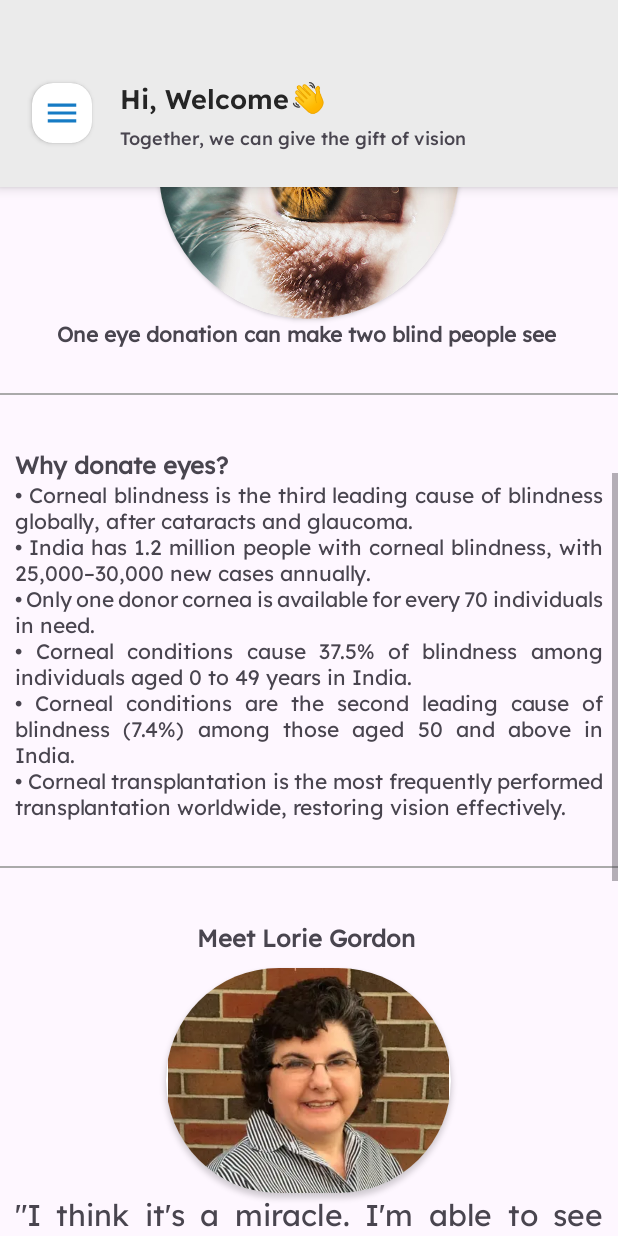
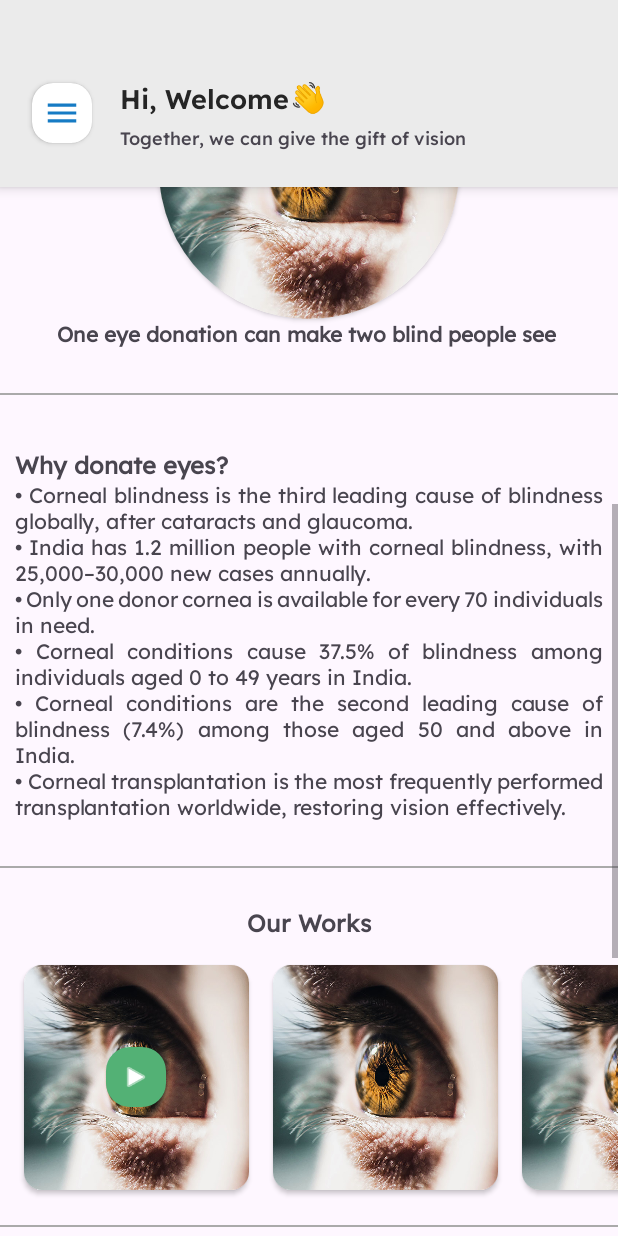
Before and after one commit to iAmAjayTeli/DEEP, an Android app: the screen it shows after launch once a user with an empty profile is signed in (MainActivity), scrolled down 489 dp, on a phone screen of 412 x 824 dp. Run offline under Robolectric (Android 15) with nearby library versions, the phone set to English and light mode, and no system bars; our stand-ins replace Firebase (no records; nobody signed in at launch, a user with empty details on screens opened directly), data binding; pictures from the network do not load.

Commit message:
Final Code v6.0

```diff
--- a/app/src/main/AndroidManifest.xml
+++ b/app/src/main/AndroidManifest.xml
@@ -24,6 +24,10 @@
         <activity
             android:name=".view.user.ThanksScreen"
             android:exported="false" />
+        <activity
+            android:name=".view.user.FullScreenImageActivity"
+            android:exported="false"
+            android:theme="@style/Theme.AppCompat.NoActionBar" />
         <activity
             android:name=".view.admin.ChangeCredentials"
             android:exported="false" />
--- /dev/null
+++ b/app/src/main/java/com/deep/eyedonation/adapter/OurWorkAdapter.kt
@@ -0,0 +1,70 @@
+package com.deep.eyedonation.adapter
+
+import android.view.LayoutInflater
+import android.view.View
+import android.view.ViewGroup
+import androidx.recyclerview.widget.AsyncListDiffer
+import androidx.recyclerview.widget.DiffUtil
+import androidx.recyclerview.widget.RecyclerView
+import com.bumptech.glide.Glide
+import com.deep.eyedonation.R
+import com.deep.eyedonation.databinding.OurWorkItemBinding
+import com.deep.eyedonation.model.OurWork
+
+class OurWorkAdapter(
+    private val onItemClick: (OurWork) -> Unit = {}
+) : RecyclerView.Adapter<OurWorkAdapter.OurWorkViewHolder>() {
+
+    inner class OurWorkViewHolder(val binding: OurWorkItemBinding) :
+        RecyclerView.ViewHolder(binding.root)
+
+    private val diffUtil = object : DiffUtil.ItemCallback<OurWork>() {
+        override fun areItemsTheSame(oldItem: OurWork, newItem: OurWork): Boolean {
+            return oldItem.id == newItem.id
+        }
+
+        override fun areContentsTheSame(oldItem: OurWork, newItem: OurWork): Boolean {
+            return oldItem == newItem
+        }
+    }
+
+    val diff = AsyncListDiffer(this, diffUtil)
+
+    override fun onCreateViewHolder(parent: ViewGroup, viewType: Int): OurWorkViewHolder {
+        return OurWorkViewHolder(
+            OurWorkItemBinding.inflate(
+                LayoutInflater.from(parent.context),
+                parent,
+                false
+            )
+        )
+    }
+
+    override fun getItemCount(): Int = diff.currentList.size
+
+    override fun onBindViewHolder(holder: OurWorkViewHolder, position: Int) {
+        val work = diff.currentList[position]
+
+        holder.binding.apply {
+            // Load media using Glide
+            Glide.with(mediaImage.context)
+                .load(work.mediaUrl)
+                .placeholder(R.drawable.eye)
+                .error(R.drawable.eye)
+                .centerCrop()
+                .into(mediaImage)
+
+            // Show play icon for videos
+            if (work.mediaType == "video") {
+                playIcon.visibility = View.VISIBLE
+            } else {
+                playIcon.visibility = View.GONE
+            }
+
+            // Handle click to view full image/video
+            root.setOnClickListener {
+                onItemClick(work)
+            }
+        }
+    }
+}
--- a/app/src/main/java/com/deep/eyedonation/view/user/MainActivity.kt
+++ b/app/src/main/java/com/deep/eyedonation/view/user/MainActivity.kt
@@ -4,7 +4,6 @@ import android.content.Intent
 import android.content.SharedPreferences
 import android.os.Bundle
 import android.util.Log
-import android.view.View
 import android.widget.Toast
 import androidx.activity.enableEdgeToEdge
 import androidx.appcompat.app.AppCompatActivity
@@ -13,19 +12,15 @@ import androidx.core.view.ViewCompat
 import androidx.core.view.WindowInsetsCompat
 import androidx.databinding.DataBindingUtil
 import androidx.drawerlayout.widget.DrawerLayout
-import androidx.lifecycle.lifecycleScope
 import androidx.recyclerview.widget.LinearLayoutManager
 import androidx.recyclerview.widget.RecyclerView
 import com.deep.eyedonation.R
-import com.deep.eyedonation.adapter.SuccessStoriesAdapter
+import com.deep.eyedonation.adapter.OurWorkAdapter
 import com.deep.eyedonation.databinding.ActivityMainBinding
 import com.deep.eyedonation.handler.LoadingDialog
 import com.deep.eyedonation.handler.NavigationDrawerSetup
-import com.deep.eyedonation.model.SuccessStoriesCrud
+import com.deep.eyedonation.model.OurWork
 import com.google.android.material.snackbar.Snackbar
-import kotlinx.coroutines.Dispatchers
-import kotlinx.coroutines.launch
-import kotlinx.coroutines.withContext
 import okhttp3.Call
 import okhttp3.Callback
 import okhttp3.MediaType.Companion.toMediaType
@@ -63,7 +58,7 @@ class MainActivity : AppCompatActivity() {
 
         setupNavigationDrawer()
         clickListeners()
-        setupStoryRV()
+        setupOurWorksRV()
     }
 
     private fun checkIfAdmin() {
@@ -195,27 +190,53 @@ class MainActivity : AppCompatActivity() {
     }
 
 
-    private fun setupStoryRV() {
-        val recyclerView = binding.successStoriesRV
-        val adapter = SuccessStoriesAdapter(true) {
+    private fun setupOurWorksRV() {
+        val recyclerView = binding.ourWorksRV
+        val adapter = OurWorkAdapter { work ->
+            // Handle click - open full screen image/video viewer
+            if (work.mediaType == "video") {
+                // Open video in browser or video player
+                val intent = Intent(Intent.ACTION_VIEW, android.net.Uri.parse(work.mediaUrl))
+                startActivity(intent)
+            } else {
+                // Open full screen image viewer
+                val intent = Intent(this, FullScreenImageActivity::class.java)
+                intent.putExtra(FullScreenImageActivity.EXTRA_IMAGE_URL, work.mediaUrl)
+                startActivity(intent)
+            }
         }
         recyclerView.adapter = adapter
-        recyclerView.layoutManager = LinearLayoutManager(this)
+        recyclerView.layoutManager = LinearLayoutManager(this, LinearLayoutManager.HORIZONTAL, false)
 
-        fetchStoriesFromDatabase(adapter)
-    }
-
-    private fun fetchStoriesFromDatabase(adapter: SuccessStoriesAdapter) {
-        lifecycleScope.launch(Dispatchers.Main) {
-            val storyList = withContext(Dispatchers.IO) { SuccessStoriesCrud.getStories() }
-            Log.e("SuccessStoriesScreen", "fetchStoriesFromDatabase: $storyList")
-
-            if (storyList.isEmpty()) {
-                binding.successStoriesTxt.visibility = View.GONE
-            } else {
-                adapter.diff.submitList(storyList)
-            }
-        }
+        // Static list of Our Works from Cloudinary
+        val workList = listOf(
+            OurWork(
+                id = "1",
+                mediaUrl = "https://res.cloudinary.com/de0rfksfd/video/upload/v1771068257/video1_kyiet9.mp4",
+                mediaType = "video"
+            ),
+            OurWork(
+                id = "2",
+                mediaUrl = "https://res.cloudinary.com/de0rfksfd/image/upload/v1771068255/image1_sv4bbu.jpg",
+                mediaType = "image"
+            ),
+            OurWork(
+                id = "3",
+                mediaUrl = "https://res.cloudinary.com/de0rfksfd/image/upload/v1771068255/image2_v1q9xj.jpg",
+                mediaType = "image"
+            ),
+            OurWork(
+                id = "4",
+                mediaUrl = "https://res.cloudinary.com/de0rfksfd/image/upload/v1771068255/image3_jfxfp9.jpg",
+                mediaType = "image"
+            ),
+            OurWork(
+                id = "5",
+                mediaUrl = "https://res.cloudinary.com/de0rfksfd/image/upload/v1771068255/image4_lcf7ko.jpg",
+                mediaType = "image"
+            )
+        )
+        adapter.diff.submitList(workList)
     }
 
     private fun setupNavigationDrawer() {
--- a/app/src/main/res/layout/activity_main.xml
+++ b/app/src/main/res/layout/activity_main.xml
@@ -248,69 +248,27 @@
                             android:layout_marginBottom="10dp"
                             android:background="@android:color/darker_gray" />
 
+
+                        <!-- Our Works Section -->
                         <TextView
-                            android:id="@+id/textView6"
-                            android:layout_width="match_parent"
-                            android:layout_height="wrap_content"
-                            android:layout_marginHorizontal="10dp"
-                            android:layout_marginTop="25dp"
-                            android:fontFamily="@font/lexend"
-                            android:gravity="center"
-                            android:text="Meet Lorie Gordon "
-                            android:textSize="16sp"
-                            android:textStyle="bold" />
-
-
-                        <androidx.cardview.widget.CardView
-                            android:layout_width="wrap_content"
-                            android:layout_height="wrap_content"
-                            android:layout_gravity="center"
-                            android:layout_marginTop="10dp"
-                            app:cardCornerRadius="100dp">
-
-
-                            <ImageView
-                                android:id="@+id/imageView3"
-                                android:layout_width="190dp"
-                                android:layout_height="150dp"
-                                app:srcCompat="@drawable/loriegordon" />
-                        </androidx.cardview.widget.CardView>
-
-
-                        <TextView
-                            android:id="@+id/textView7"
-                            android:layout_width="match_parent"
-                            android:layout_height="wrap_content"
-                            android:layout_marginHorizontal="10dp"
-                            android:layout_marginBottom="50dp"
-                            android:fontFamily="@font/lexend"
-                            android:justificationMode="inter_word"
-                            android:text="&quot;I think it's a miracle. I'm able to see again and there's no price you can put on that &quot;"
-                            android:textSize="20sp" />
-
-                        <View
-                            android:layout_width="match_parent"
-                            android:layout_height="1dp"
-                            android:layout_marginTop="15dp"
-                            android:layout_marginBottom="10dp"
-                            android:background="@android:color/darker_gray" />
-
-                        <TextView
-                            android:id="@+id/successStoriesTxt"
+                            android:id="@+id/ourWorksTxt"
                             android:layout_width="match_parent"
                             android:layout_height="wrap_content"
                             android:layout_marginTop="15dp"
                             android:fontFamily="@font/lexend"
-                            android:text="Our Success Stories"
+                            android:text="Our Works"
                             android:textAlignment="center"
                             android:textSize="16sp"
                             android:textStyle="bold" />
 
                         <androidx.recyclerview.widget.RecyclerView
-                            android:id="@+id/successStoriesRV"
+                            android:id="@+id/ourWorksRV"
                             android:layout_width="match_parent"
-                            android:layout_height="match_parent"
-                            android:padding="15sp" />
+                            android:layout_height="wrap_content"
+                            android:layout_marginTop="10dp"
+                            android:clipToPadding="false"
+                            android:paddingStart="8dp"
+                            android:paddingEnd="8dp" />
 
                         <View
                             android:layout_width="match_parent"
--- /dev/null
+++ b/app/src/main/res/layout/our_work_item.xml
@@ -0,0 +1,38 @@
+<?xml version="1.0" encoding="utf-8"?>
+<layout xmlns:android="http://schemas.android.com/apk/res/android"
+    xmlns:app="http://schemas.android.com/apk/res-auto">
+
+    <androidx.cardview.widget.CardView
+        android:layout_width="150dp"
+        android:layout_height="150dp"
+        android:layout_margin="8dp"
+        android:elevation="5dp"
+        app:cardCornerRadius="12dp">
+
+        <FrameLayout
+            android:layout_width="match_parent"
+            android:layout_height="match_parent">
+
+            <ImageView
+                android:id="@+id/mediaImage"
+                android:layout_width="match_parent"
+                android:layout_height="match_parent"
+                android:scaleType="centerCrop" />
+
+            <!-- Play icon for videos -->
+            <ImageView
+                android:id="@+id/playIcon"
+                android:layout_width="40dp"
+                android:layout_height="40dp"
+                android:layout_gravity="center"
+                android:background="@drawable/btn_back"
+                android:padding="10dp"
+                android:src="@android:drawable/ic_media_play"
+                android:visibility="gone"
+                app:tint="@color/white" />
+
+        </FrameLayout>
+
+    </androidx.cardview.widget.CardView>
+
+</layout>
--- a/settings.gradle.kts
+++ b/settings.gradle.kts
@@ -10,6 +10,9 @@ pluginManagement {
         mavenCentral()
         gradlePluginPortal()
     }
+}
+plugins {
+    id("org.gradle.toolchains.foojay-resolver-convention") version "1.0.0"
 }
 dependencyResolutionManagement {
     repositoriesMode.set(RepositoriesMode.FAIL_ON_PROJECT_REPOS)
```
Also changed, not shown: app/build.gradle.kts (+10 -11 lines), app/src/main/java/com/deep/eyedonation/model/OurWork.kt (added, +53 -0 lines), app/src/main/java/com/deep/eyedonation/view/user/FullScreenImageActivity.kt (added, +43 -0 lines), app/src/main/res/layout/activity_full_screen_image.xml (added, +34 -0 lines), gradle.properties (+10 -0 lines), gradle/libs.versions.toml (+6 -6 lines), gradle/wrapper/gradle-wrapper.properties, 1 other file.
